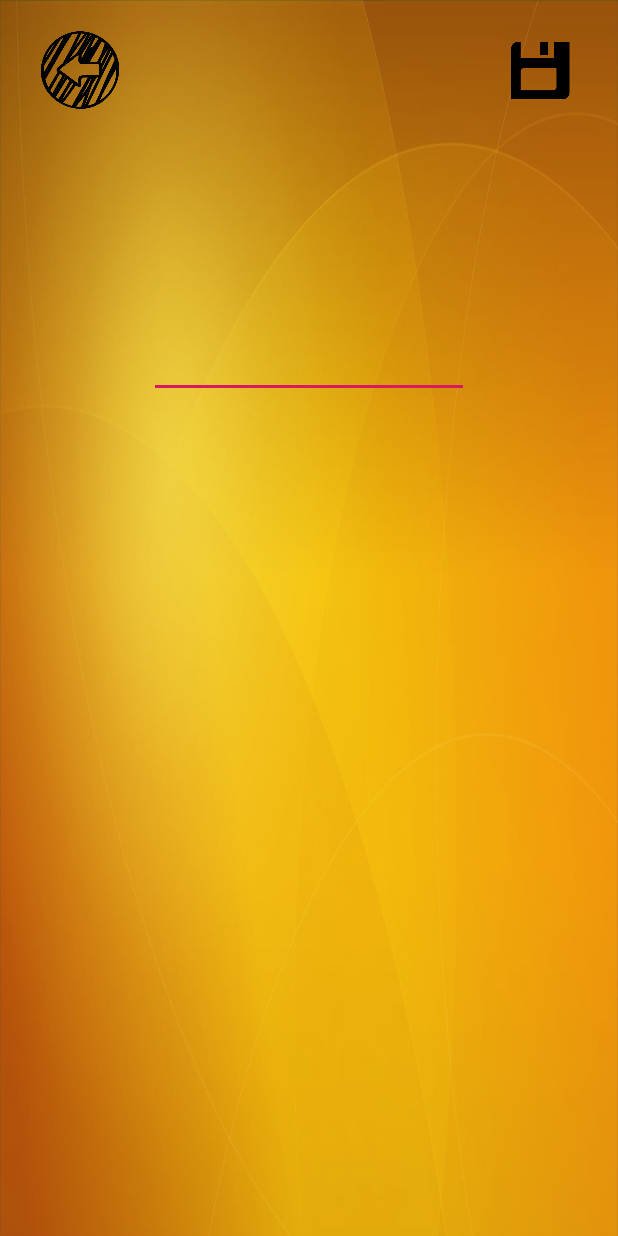
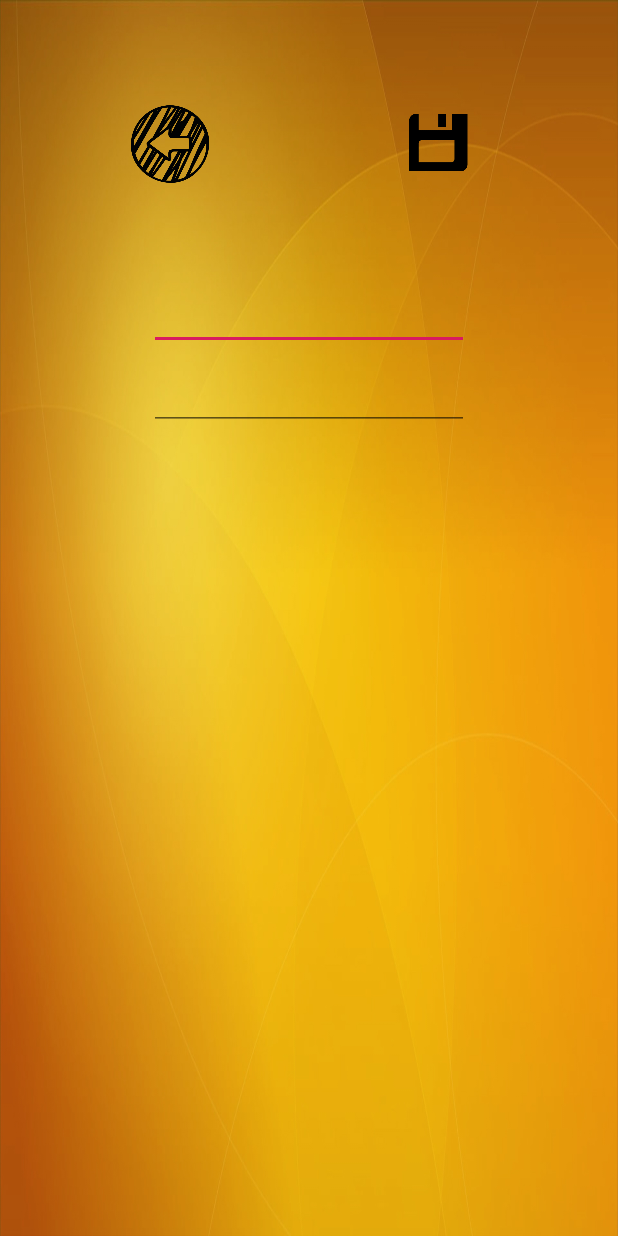
Before and after one commit to narturk/android-Hw4, an Android app: the EditNote screen opened directly, with no data from a screen before it, on a phone screen of 412 x 824 dp. Run offline under Robolectric (Android 15) with nearby library versions, the phone set to English and light mode, and no system bars.

Commit message:
few changes

```diff
--- a/kotelMania/app/src/main/java/com/example/kotelmania/EditNote.java
+++ b/kotelMania/app/src/main/java/com/example/kotelmania/EditNote.java
@@ -46,7 +46,7 @@ public class EditNote extends AppCompatActivity {
                 for (int i = 0; i < columns.length; i++) {
                     switch (i) {
                         case 0:
-                            id = Integer.parseInt(ret.getString(i));
+                            id =ret.getInt(i);
                         case 1:
                             title = ret.getString(i);
                         case 2:
--- a/kotelMania/app/src/main/res/layout/activity_edit_note.xml
+++ b/kotelMania/app/src/main/res/layout/activity_edit_note.xml
@@ -15,7 +15,7 @@
         android:layout_alignParentTop="true"
         android:layout_alignParentEnd="true"
         android:layout_alignParentBottom="true"
-        android:layout_marginTop="220dp"
+        android:layout_marginTop="188dp"
         android:ems="10"
         app:layout_constraintEnd_toEndOf="parent"
         app:layout_constraintStart_toStartOf="parent"
@@ -30,9 +30,7 @@
         android:layout_alignParentEnd="true"
         android:layout_alignParentBottom="true"
         android:layout_marginTop="8dp"
-        android:layout_marginBottom="8dp"
         android:ems="10"
-        app:layout_constraintBottom_toTopOf="@+id/edit_AddNote"
         app:layout_constraintEnd_toEndOf="parent"
         app:layout_constraintStart_toStartOf="parent"
         app:layout_constraintTop_toBottomOf="@+id/edit_NoteTitle" />
@@ -45,8 +43,8 @@
         android:layout_alignParentTop="true"
         android:layout_alignParentEnd="true"
         android:layout_alignParentBottom="true"
-        android:layout_marginStart="328dp"
-        android:layout_marginTop="16dp"
+        android:layout_marginStart="260dp"
+        android:layout_marginTop="64dp"
         android:background="@drawable/save_button"
         app:layout_constraintStart_toStartOf="parent"
         app:layout_constraintTop_toTopOf="parent" />
@@ -56,12 +54,12 @@
         android:layout_width="64dp"
         android:layout_height="64dp"
         android:layout_marginTop="8dp"
-        android:layout_marginEnd="328dp"
+        android:layout_marginEnd="268dp"
         android:layout_marginBottom="8dp"
         android:background="@drawable/return_button"
         app:layout_constraintBottom_toBottomOf="parent"
         app:layout_constraintEnd_toEndOf="parent"
         app:layout_constraintTop_toTopOf="parent"
-        app:layout_constraintVertical_bias="0.012" />
+        app:layout_constraintVertical_bias="0.078" />
 
 </android.support.constraint.ConstraintLayout>
```
